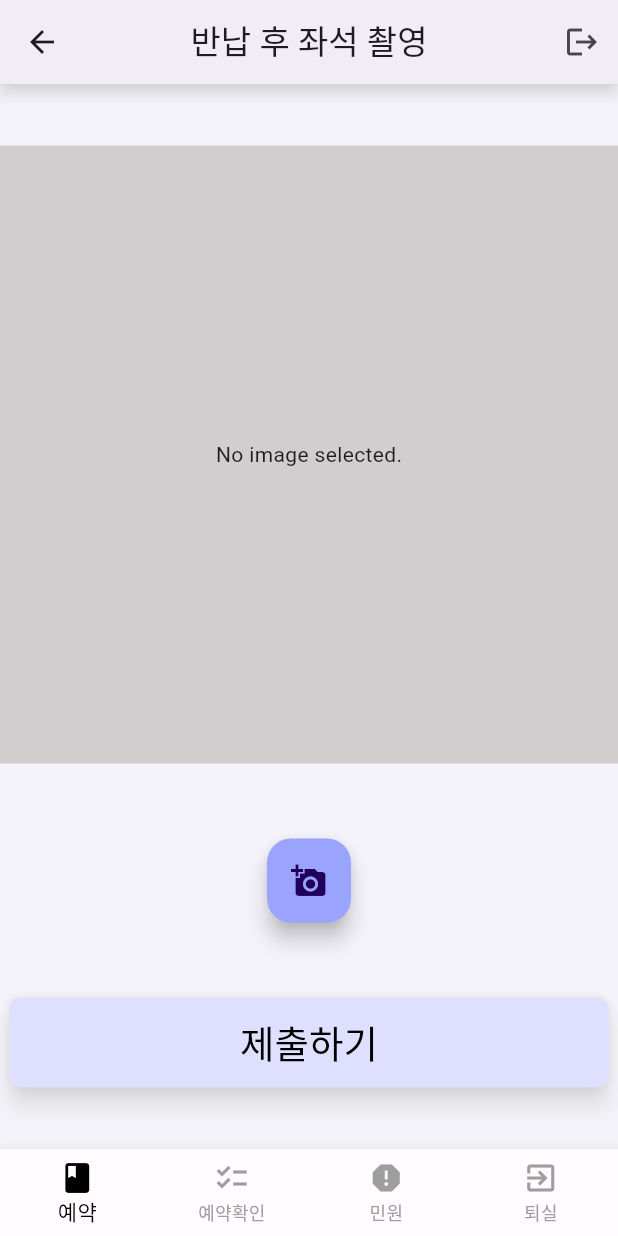
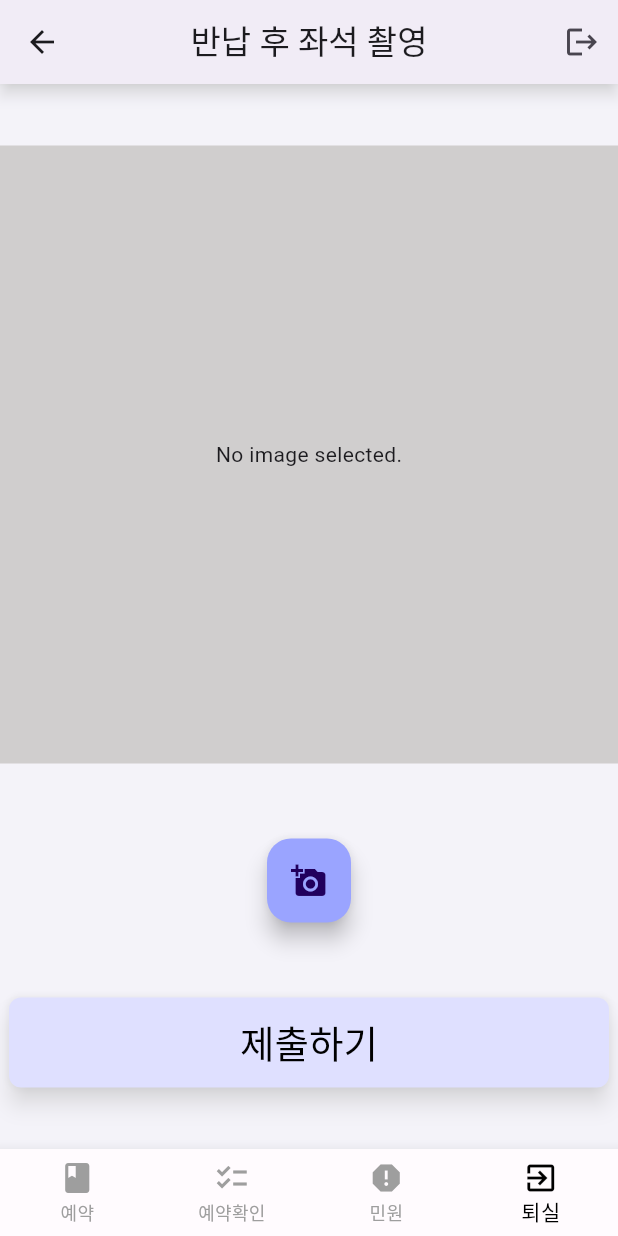
Before and after one commit to JangJunYeong/jiranjigyo, a Flutter app: the screen it shows after launch, after a tap on "퇴실", on a phone screen of 412 x 824 dp. Run offline on Flutter 3.47's test engine with Material 2 defaults, Android fonts, the phone set to English and light mode, and no system bars; our stand-ins replace cloud_firestore, firebase_auth, firebase_core, image_picker; missing offline and left inert: flutterfire_ui; accounts and stored records are empty; network calls fail.

Commit message:
앱바 로그아웃 버튼 구현 최종

```diff
--- a/lib/checkout.dart
+++ b/lib/checkout.dart
@@ -31,7 +31,7 @@ class _CheckOutPageState extends State<CheckOutPage> {
     return Scaffold(
       appBar: AppBarWidget(AppBar(), "반납 후 좌석 촬영"),
       body: const CameraExample(),
-      bottomNavigationBar: const BottomTabBar(0),
+      bottomNavigationBar: const BottomTabBar(3),
     );
   }
 }
--- a/lib/homepage.dart
+++ b/lib/homepage.dart
@@ -59,7 +59,7 @@ class _MyHomePageState extends State<MyHomePage> {
                     height: 100,
                     padding: const EdgeInsets.all(15.0),
                     alignment: Alignment.centerLeft,
-                    child: const Text("로그인 전"),
+                    child: const Text("로그인 후 이용가능"),
                   ),
                   ElevatedButton(
                     style: ElevatedButton.styleFrom(
--- a/lib/widget/appbar.dart
+++ b/lib/widget/appbar.dart
@@ -23,6 +23,7 @@ class AppBarWidget extends StatelessWidget implements PreferredSizeWidget {
           IconButton(
             icon:Icon(Icons.logout),
             onPressed: () => {
+              Navigator.pop(context),
               Navigator.push(
                 context,
                 MaterialPageRoute(
@@ -80,6 +81,7 @@ class AppBarWidget extends StatelessWidget implements PreferredSizeWidget {
             IconButton(
               icon:Icon(Icons.logout),
               onPressed: () => {
+                Navigator.pop(context),
                 Navigator.push(
                   context,
                   MaterialPageRoute(
```
